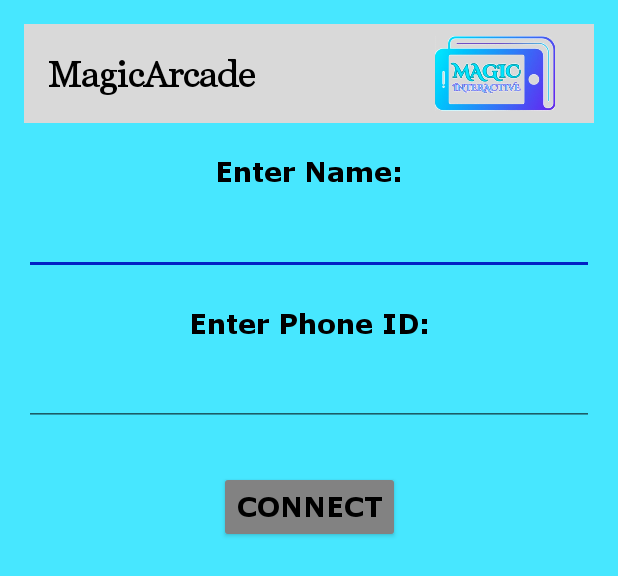
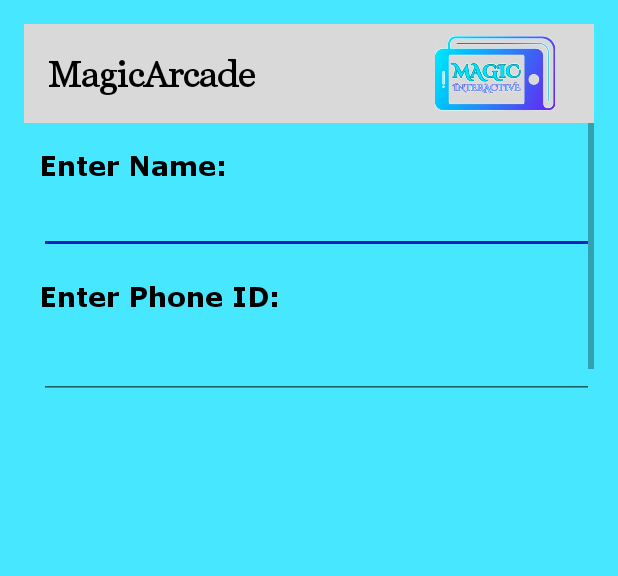
Before and after one commit to A2Essteling/Magic_arcade_app, an Android app: the layout activity_login.xml on its own in the app's theme, with its tools: preview values and no code run, on a phone screen of 412 x 824 dp. Shown: the top 576 px of the screen. Run offline under Robolectric (Android 15) with nearby library versions, the phone set to English and light mode, and no system bars.

Commit message:
Restyled app screens
Now compatible with smaller phones

```diff
--- a/app/src/main/java/com/example/magicarcade/fragments/VoucherFragment.java
+++ b/app/src/main/java/com/example/magicarcade/fragments/VoucherFragment.java
@@ -133,7 +133,7 @@ public class VoucherFragment extends Fragment {
 
     private void updatePointsText() {
         if (pointsTextView != null) {
-            pointsTextView.setText(getString(R.string.points_on_account) + ": " + Profile.getPoints());
+            pointsTextView.setText(getString(R.string.points_on_account) + " " + Profile.getPoints());
         }
     }
 
--- a/app/src/main/res/layout/activity_login.xml
+++ b/app/src/main/res/layout/activity_login.xml
@@ -1,6 +1,7 @@
 <?xml version="1.0" encoding="utf-8"?>
 <androidx.constraintlayout.widget.ConstraintLayout xmlns:android="http://schemas.android.com/apk/res/android"
     xmlns:app="http://schemas.android.com/apk/res-auto"
+    xmlns:tools="http://schemas.android.com/tools"
     android:layout_width="match_parent"
     android:layout_height="match_parent"
     android:background="@color/lightBlue"
@@ -46,67 +47,72 @@
 
     </androidx.constraintlayout.widget.ConstraintLayout>
 
+    <ScrollView
+        android:layout_width="match_parent"
+        android:layout_height="207dp"
+        app:layout_constraintEnd_toEndOf="parent"
+        app:layout_constraintStart_toStartOf="parent"
+        app:layout_constraintTop_toBottomOf="@+id/topWidget">
+
+        <LinearLayout
+            android:layout_width="match_parent"
+            android:layout_height="wrap_content"
+            android:orientation="vertical">
+
             <TextView
                 android:id="@+id/textViewEnterName"
                 android:layout_width="wrap_content"
                 android:layout_height="wrap_content"
+                android:layout_marginLeft="10dp"
+                android:layout_marginTop="16dp"
+                android:fontFamily="@font/verdana"
                 android:text="@string/enter_name"
-        android:textSize="18sp"
-        android:layout_marginTop="20dp"
                 android:textColor="@color/black"
-        android:fontFamily="@font/verdana"
-        app:layout_constraintTop_toBottomOf="@id/topWidget"
-        app:layout_constraintStart_toStartOf="parent"
-        app:layout_constraintEnd_toEndOf="parent"/>
+                android:textSize="18sp" />
 
             <EditText
                 android:id="@+id/editTextName"
-        android:layout_width="0dp"
+                android:layout_width="match_parent"
                 android:layout_height="wrap_content"
-        android:layout_marginTop="10dp"
+                android:layout_marginLeft="10dp"
+                android:fontFamily="@font/verdana"
                 android:inputType="textPersonName"
                 android:textColor="@color/black"
-        android:fontFamily="@font/verdana"
                 android:textSize="18sp"
-        app:layout_constraintTop_toBottomOf="@id/textViewEnterName"
-        app:layout_constraintStart_toStartOf="parent"
-        app:layout_constraintEnd_toEndOf="parent"/>
+                tools:layout_editor_absoluteX="70dp"
+                tools:layout_editor_absoluteY="378dp" />
 
             <TextView
                 android:id="@+id/textViewEnterPhoneID"
                 android:layout_width="wrap_content"
                 android:layout_height="wrap_content"
+                android:layout_marginLeft="10dp"
+                android:layout_marginTop="16dp"
+                android:fontFamily="@font/verdana"
                 android:text="@string/enter_ID"
-        android:layout_marginTop="20dp"
                 android:textColor="@color/black"
-        android:fontFamily="@font/verdana"
-        android:textSize="18sp"
-        app:layout_constraintTop_toBottomOf="@id/editTextName"
-        app:layout_constraintStart_toStartOf="parent"
-        app:layout_constraintEnd_toEndOf="parent"/>
+                android:textSize="18sp" />
 
             <EditText
                 android:id="@+id/editTextPhoneID"
-        android:layout_width="0dp"
+                android:layout_width="match_parent"
                 android:layout_height="wrap_content"
+                android:layout_marginLeft="10dp"
                 android:layout_marginTop="10dp"
                 android:inputType="text"
-        android:textColor="@color/black"
-        app:layout_constraintTop_toBottomOf="@id/textViewEnterPhoneID"
-        app:layout_constraintStart_toStartOf="parent"
-        app:layout_constraintEnd_toEndOf="parent"/>
+                android:textColor="@color/black" />
 
             <Button
                 android:id="@+id/buttonConnect"
                 android:layout_width="wrap_content"
                 android:layout_height="wrap_content"
-        android:text="@string/connect"
+                android:layout_marginLeft="10dp"
                 android:layout_marginTop="30dp"
                 android:backgroundTint="@color/gray"
+                android:fontFamily="@font/verdana"
+                android:text="@string/connect"
                 android:textColor="@color/black"
-        android:fontFamily="@font/verdana"
-        android:textSize="18sp"
-        app:layout_constraintTop_toBottomOf="@id/editTextPhoneID"
-        app:layout_constraintStart_toStartOf="parent"
-        app:layout_constraintEnd_toEndOf="parent"/>
+                android:textSize="18sp" />
+        </LinearLayout>
+    </ScrollView>
 </androidx.constraintlayout.widget.ConstraintLayout>
--- a/app/src/main/res/layout/item_voucher.xml
+++ b/app/src/main/res/layout/item_voucher.xml
@@ -15,7 +15,7 @@
 
     <TextView
         android:id="@+id/voucherNameTextView"
-        android:layout_width="0dp"
+        android:layout_width="match_parent"
         android:layout_height="wrap_content"
         android:layout_weight="1"
         android:fontFamily="@font/verdana"
```
Also changed, not shown: app/src/main/res/layout/fragment_home.xml (+43 -22 lines), app/src/main/res/layout/fragment_voucher.xml (+70 -100 lines). Lines whose indentation alone changed are shown as unchanged.
